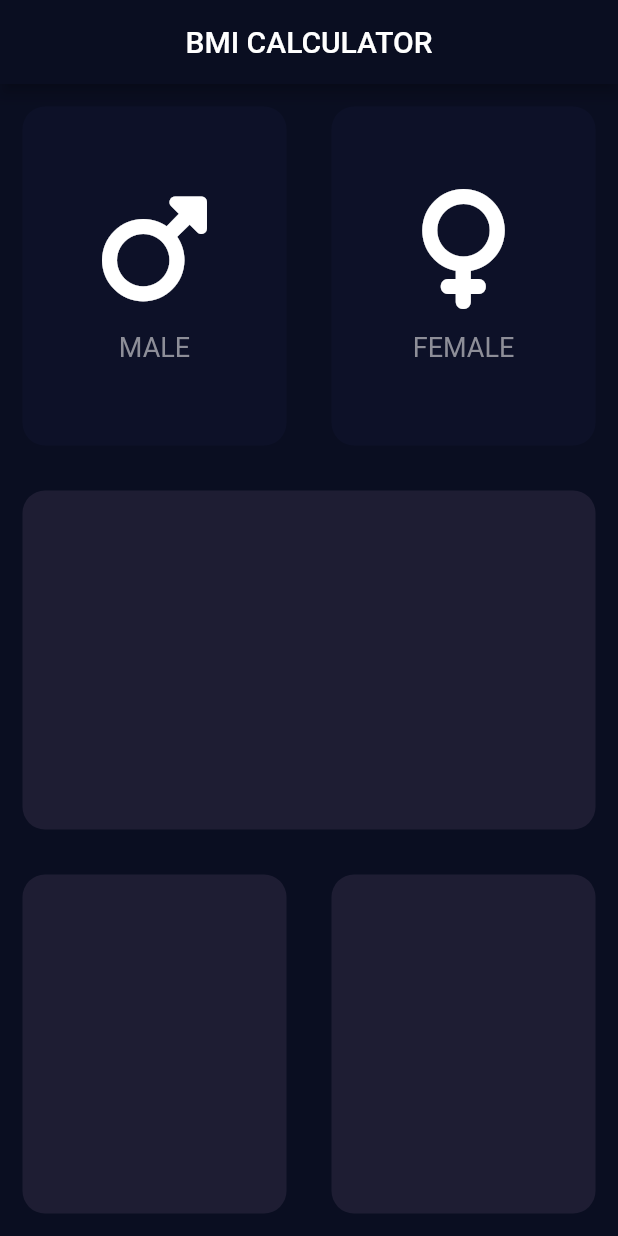
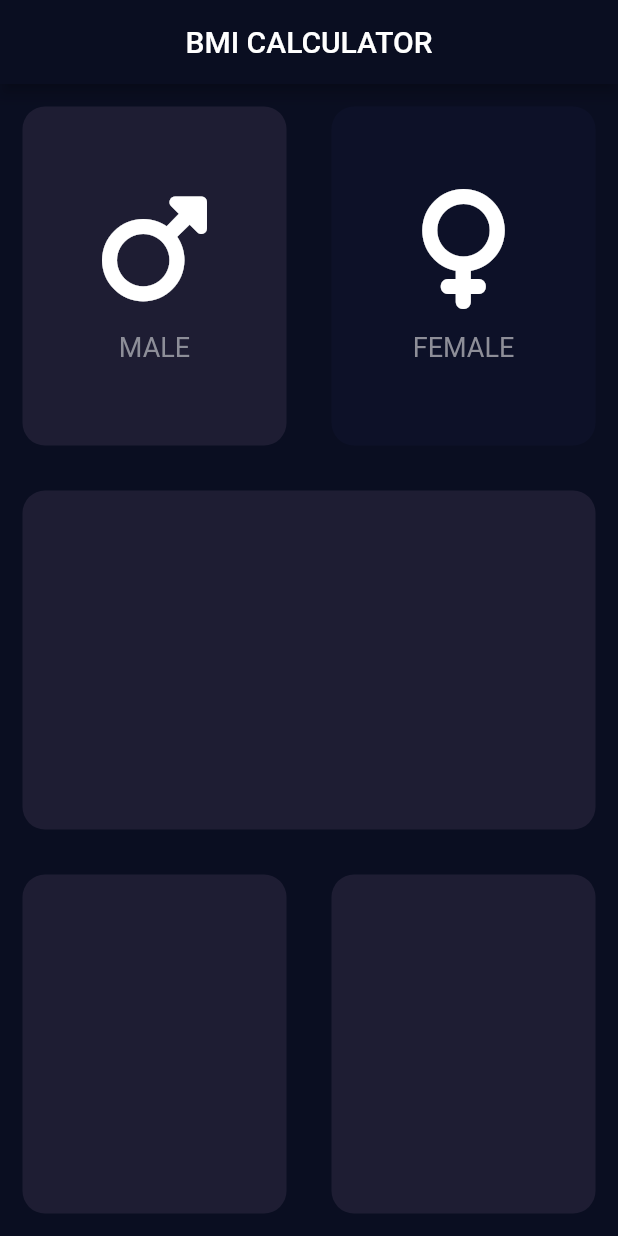
Before and after one commit to AdnanBashir87/bmi_calculator_flutter, a Flutter app: the screen it shows after launch, on a phone screen of 412 x 824 dp. Run offline on Flutter 3.47's test engine with Material 2 defaults, Android fonts, the phone set to English and light mode, and no system bars; our stand-ins replace font_awesome_flutter.

Commit message:
Code Updated

```diff
--- a/lib/views/home_screen.dart
+++ b/lib/views/home_screen.dart
@@ -12,27 +12,10 @@ class HomeScreen extends StatefulWidget {
   State<HomeScreen> createState() => _HomeScreenState();
 }
 
+enum Gender { male, female }
+
 class _HomeScreenState extends State<HomeScreen> {
-  Color maleCardColor = inActiveCardColor;
-  Color femaleCardColor = inActiveCardColor;
-  bool selectedCard = false;
-  void updateColor(int gender) {
-    if (gender == 1) {
-      if (maleCardColor == inActiveCardColor) {
-        maleCardColor = cardColor;
-        femaleCardColor = inActiveCardColor;
-      } else {
-        maleCardColor = inActiveCardColor;
-      }
-    } else {
-      if (femaleCardColor == inActiveCardColor) {
-        femaleCardColor = cardColor;
-        maleCardColor = inActiveCardColor;
-      } else {
-        femaleCardColor = inActiveCardColor;
-      }
-    }
-  }
+  Gender selectedGender = Gender.male;
 
   @override
   Widget build(BuildContext context) {
@@ -50,12 +33,14 @@ class _HomeScreenState extends State<HomeScreen> {
                   child: GestureDetector(
                     onTap: () {
                       setState(() {
-                        updateColor(1);
+                        selectedGender = Gender.male;
                       });
                       print('male card is pressed');
                     },
                     child: ReusableContainer(
-                      cardColor: maleCardColor,
+                      cardColor: selectedGender == Gender.male
+                          ? cardColor
+                          : inActiveCardColor,
                       child: IconContent(
                         sex: FontAwesomeIcons.mars,
                         text: 'MALE',
@@ -67,12 +52,14 @@ class _HomeScreenState extends State<HomeScreen> {
                   child: GestureDetector(
                     onTap: () {
                       setState(() {
-                        updateColor(2);
+                        selectedGender = Gender.female;
                       });
                       print('female Card is Pressed');
                     },
                     child: ReusableContainer(
-                      cardColor: femaleCardColor,
+                      cardColor: selectedGender == Gender.female
+                          ? cardColor
+                          : inActiveCardColor,
                       child: IconContent(
                         sex: FontAwesomeIcons.venus,
                         text: 'FEMALE',
```
